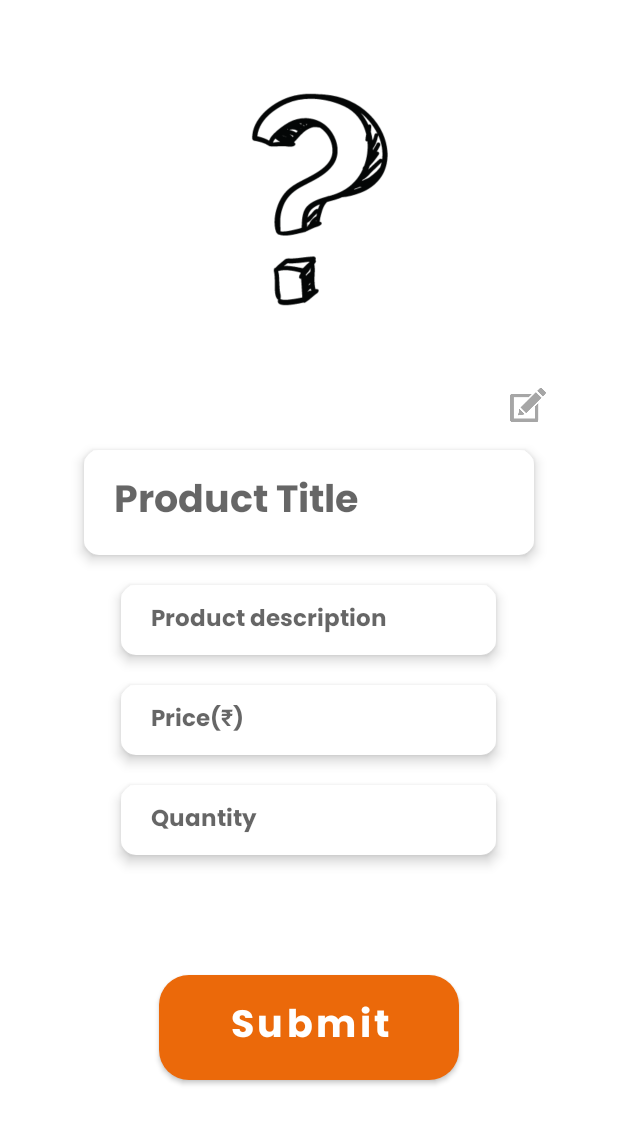
After one commit to VishwasDubey150/BU-Bazzar, an Android app: the AddProductActivity screen opened directly, with no data from a screen before it, on a phone screen of 412 x 824 dp. The commit adds this screen. Shown: the top 1124 px of the screen. Run offline under Robolectric (Android 15) with nearby library versions, the phone set to English and light mode, and no system bars.

Commit message:
add product UI done

```diff
--- a/app/src/main/java/com/example/sellnbuy/GlideLoader.kt
+++ b/app/src/main/java/com/example/sellnbuy/GlideLoader.kt
@@ -8,11 +8,11 @@ import java.io.IOException
 
     class GlideLoader(val context: Context) {
 
-        fun loadUserPicture(imageURI: Uri, imageView: ImageView) {
+        fun loadUserPicture(image: Any, imageView: ImageView) {
             try {
                 Glide
                     .with(context)
-                    .load(Uri.parse(imageURI.toString())) // URI of the image
+                    .load(image) // URI of the image
                     .centerCrop() // Scale type of the image.
                     .placeholder(R.drawable.ic_launcher_background) // A default place holder if image is failed to load.
                     .into(imageView) // the view in which the image will be loaded.
--- a/app/src/main/java/com/example/sellnbuy/ui/dashboard/DashboardFragment.kt
+++ b/app/src/main/java/com/example/sellnbuy/ui/dashboard/DashboardFragment.kt
@@ -13,9 +13,6 @@ import com.example.sellnbuy.databinding.FragmentDashboardBinding
 class DashboardFragment : Fragment() {
 
     private var _binding: FragmentDashboardBinding? = null
-
-    // This property is only valid between onCreateView and
-    // onDestroyView.
     private val binding get() = _binding!!
 
     override fun onCreate(savedInstanceState: Bundle?) {
--- a/app/src/main/java/com/example/sellnbuy/ui/product/ProductViewModel.kt
+++ b/app/src/main/java/com/example/sellnbuy/ui/product/ProductViewModel.kt
@@ -4,7 +4,8 @@ import androidx.lifecycle.LiveData
 import androidx.lifecycle.MutableLiveData
 import androidx.lifecycle.ViewModel
 
-class ProductViewModel : ViewModel() {
+class
+ProductViewModel : ViewModel() {
 
     private val _text = MutableLiveData<String>().apply {
         value = "This is home Fragment"
--- a/app/src/main/res/drawable/btn_bg.xml
+++ b/app/src/main/res/drawable/btn_bg.xml
@@ -3,6 +3,6 @@
     <solid android:color="@color/white">
     </solid>
 
-    <corners android:radius="80dp">
+    <corners android:radius="20dp">
     </corners>
 </shape>
--- /dev/null
+++ b/app/src/main/res/drawable/ic_baseline_add_circle_24.xml
@@ -0,0 +1,5 @@
+<vector android:height="24dp" android:tint="#FFFFFF"
+    android:viewportHeight="24" android:viewportWidth="24"
+    android:width="24dp" xmlns:android="http://schemas.android.com/apk/res/android">
+    <path android:fillColor="@android:color/white" android:pathData="M12,2C6.48,2 2,6.48 2,12s4.48,10 10,10 10,-4.48 10,-10S17.52,2 12,2zM17,13h-4v4h-2v-4L7,13v-2h4L11,7h2v4h4v2z"/>
+</vector>
--- /dev/null
+++ b/app/src/main/res/layout/add_product.xml
@@ -0,0 +1,124 @@
+<?xml version="1.0" encoding="utf-8"?>
+<androidx.appcompat.widget.LinearLayoutCompat
+    xmlns:android="http://schemas.android.com/apk/res/android"
+    xmlns:app="http://schemas.android.com/apk/res-auto"
+    xmlns:tools="http://schemas.android.com/tools"
+    android:layout_width="match_parent"
+    android:layout_height="match_parent"
+    tools:context=".AddProductActivity"
+    android:background="#ffff"
+    android:orientation="vertical">
+
+
+
+
+    <LinearLayout
+        android:layout_width="wrap_content"
+        android:layout_height="250dp"
+        android:orientation="vertical"
+        android:layout_gravity="center">
+
+        <ImageView
+            android:id="@+id/add_img"
+            android:layout_width="match_parent"
+            android:layout_height="match_parent"
+            android:src="@drawable/qm">
+        </ImageView>
+    </LinearLayout>
+
+    <ImageView
+        android:layout_width="60dp"
+        android:layout_height="60dp"
+        android:layout_gravity="right"
+        android:src="@drawable/edit"
+        android:layout_marginTop="-10dp"
+        android:layout_marginRight="30dp"
+        android:onClick="upload_image">
+    </ImageView>
+
+    <EditText
+        android:id="@+id/product_title"
+        android:inputType="textPersonName"
+        android:layout_width="300dp"
+        android:layout_height="70dp"
+        android:layout_gravity="center"
+        android:hint="Product Title"
+        android:fontFamily="@font/poppins_bold"
+        android:textSize="25dp"
+        android:paddingLeft="20dp"
+        android:paddingTop="10dp"
+        android:paddingBottom="10dp"
+        android:paddingRight="20dp"
+        android:elevation="5dp"
+        android:background="@drawable/signup_et_bg">
+    </EditText>
+
+    <EditText
+        android:id="@+id/Product_description"
+        android:layout_width="250dp"
+        android:layout_height="wrap_content"
+        android:layout_gravity="center"
+        android:layout_marginTop="20dp"
+        android:hint="Product description"
+        android:fontFamily="@font/poppins_bold"
+        android:textSize="15dp"
+        android:paddingLeft="20dp"
+        android:paddingTop="10dp"
+        android:paddingBottom="10dp"
+        android:paddingRight="20dp"
+        android:elevation="5dp"
+        android:background="@drawable/signup_et_bg">
+    </EditText>
+
+
+    <EditText
+        android:id="@+id/product_price"
+        android:layout_width="250dp"
+        android:layout_height="wrap_content"
+        android:layout_gravity="center"
+        android:layout_marginTop="20dp"
+        android:hint="Price(₹)"
+        android:fontFamily="@font/poppins_bold"
+        android:textSize="15dp"
+        android:inputType="number"
+        android:paddingLeft="20dp"
+        android:paddingTop="10dp"
+        android:paddingBottom="10dp"
+        android:paddingRight="20dp"
+        android:elevation="5dp"
+        android:background="@drawable/signup_et_bg">
+    </EditText>
+
+    <EditText
+        android:id="@+id/product_Quantity"
+        android:layout_width="250dp"
+        android:layout_height="wrap_content"
+        android:layout_gravity="center"
+        android:layout_marginTop="20dp"
+        android:hint="Quantity"
+        android:fontFamily="@font/poppins_bold"
+        android:textSize="15dp"
+        android:inputType="number"
+        android:paddingLeft="20dp"
+        android:paddingTop="10dp"
+        android:paddingBottom="10dp"
+        android:paddingRight="20dp"
+        android:elevation="5dp"
+        android:background="@drawable/signup_et_bg">
+    </EditText>
+
+
+    <Button
+        android:id="@+id/signbtn"
+        android:layout_width="200dp"
+        android:layout_height="70dp"
+        android:layout_gravity="center"
+        android:text="Submit"
+        android:layout_marginTop="80dp"
+        android:textAllCaps="false"
+        android:onClick=""
+        android:textSize="25dp"
+        android:background="@drawable/btn_bg"
+        android:fontFamily="@font/poppins_bold">
+    </Button>
+</androidx.appcompat.widget.LinearLayoutCompat>
```
Also changed, not shown: app/src/main/AndroidManifest.xml (+8 -0 lines), app/src/main/java/com/example/sellnbuy/AddProductActivity.kt (added, +94 -0 lines), app/src/main/java/com/example/sellnbuy/SettingActivity.kt (+43 -3 lines), app/src/main/java/com/example/sellnbuy/firestore/firestore.kt (+16 -0 lines), app/src/main/java/com/example/sellnbuy/profile.kt (+10 -2 lines), app/src/main/java/com/example/sellnbuy/ui/product/ProductFragment.kt (+25 -6 lines), app/src/main/res/layout/activity_setting.xml (+70 -29 lines), app/src/main/res/menu/add_product.xml (added, +11 -0 lines), app/src/main/res/drawable-v24/add_pro_img.png (added), app/src/main/res/drawable-v24/edit.png (added), app/src/main/res/drawable-v24/qm.png (added).
